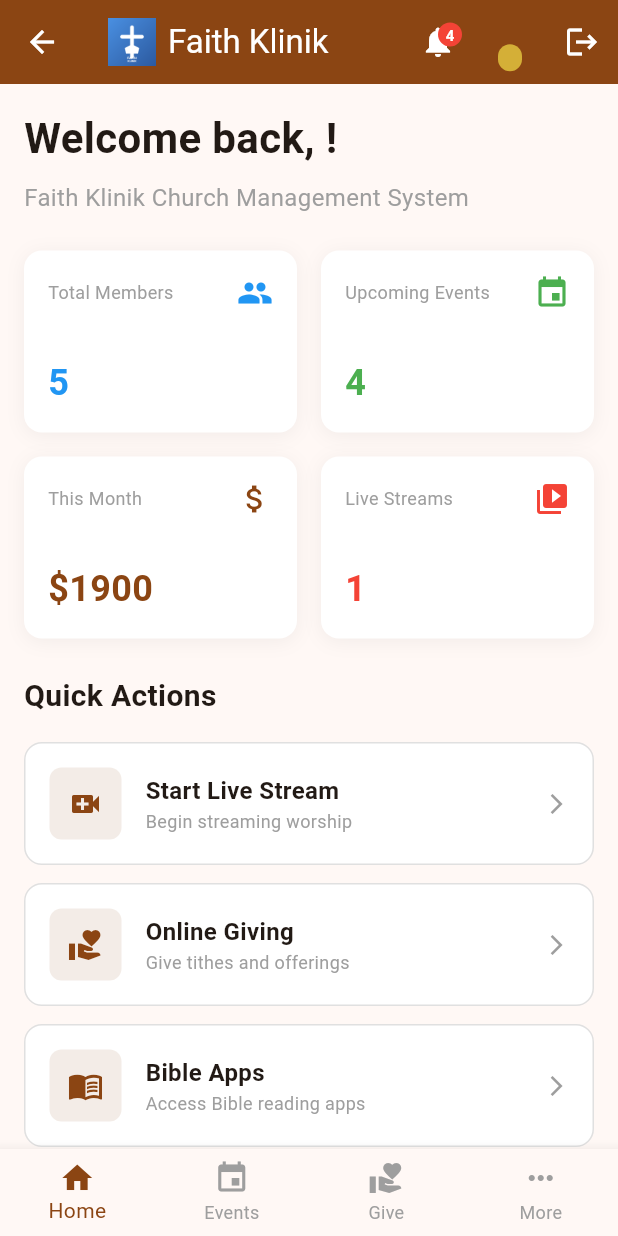
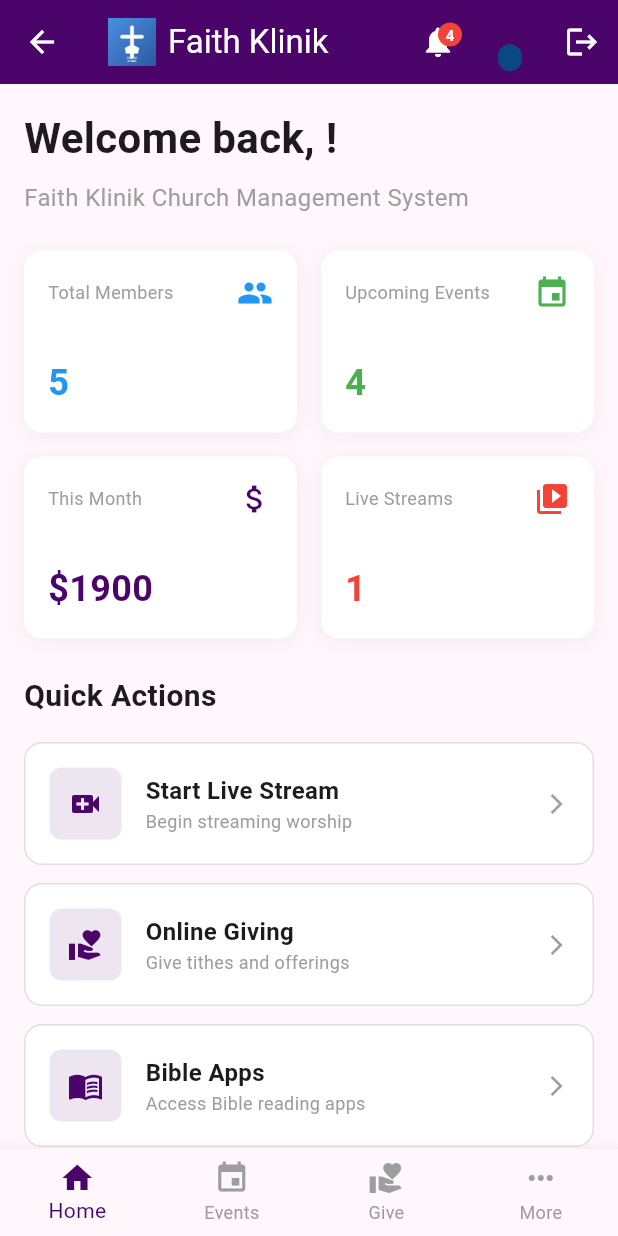
Before and after one commit to uniqename/enam_church_app, a Flutter app: the LoggedInScreen screen opened directly, on a phone screen of 412 x 824 dp. Run offline on Flutter 3.47's test engine with Material 3 defaults, Android fonts, the phone set to English and light mode, and no system bars; accounts and stored records are empty.

Commit message:
Fix church branding colors - Use correct Purple and Blue from faithklinikministries.com
CORRECTED COLORS:
- Primary: Purple #4a046a (was incorrectly Brown #8B4513)
- Secondary: Blue #094880 (was incorrectly Gold #D4AF37)
- Added: Dark Navy #052f55 (footer)
- Added: Accent Blue #1d7aa2 (teal-blue)

All colors now match the official Faith Klinik Ministries website:
https://faithklinikministries.com

Legacy color names (brown/gold) mapped to new colors for compatibility.

🤖 Generated with [Claude Code](https://claude.com/claude-code)

Co-Authored-By: Claude <noreply@anthropic.com>

```diff
--- a/lib/utils/colors.dart
+++ b/lib/utils/colors.dart
@@ -1,9 +1,15 @@
 import 'package:flutter/material.dart';
 
 class AppColors {
-  // Church brand colors
-  static const Color brown = Color(0xFF8B4513);
-  static const Color gold = Color(0xFFD4AF37);
+  // Church brand colors from faithklinikministries.com
+  static const Color purple = Color(0xFF4a046a); // Main header purple
+  static const Color blue = Color(0xFF094880); // Primary blue
+  static const Color darkNavy = Color(0xFF052f55); // Footer navy
+  static const Color accentBlue = Color(0xFF1d7aa2); // Teal-blue accent
+
+  // Legacy color names for compatibility
+  static const Color brown = Color(0xFF4a046a); // Maps to purple
+  static const Color gold = Color(0xFF094880); // Maps to blue
 
   // Status colors
   static const Color success = Color(0xFF4CAF50);
@@ -21,7 +27,7 @@ class AppColors {
 
   // Gradients
   static const LinearGradient primaryGradient = LinearGradient(
-    colors: [brown, gold],
+    colors: [purple, blue],
     begin: Alignment.topLeft,
     end: Alignment.bottomRight,
   );
```
Also changed, not shown: lib/main.dart (+4 -4 lines).
